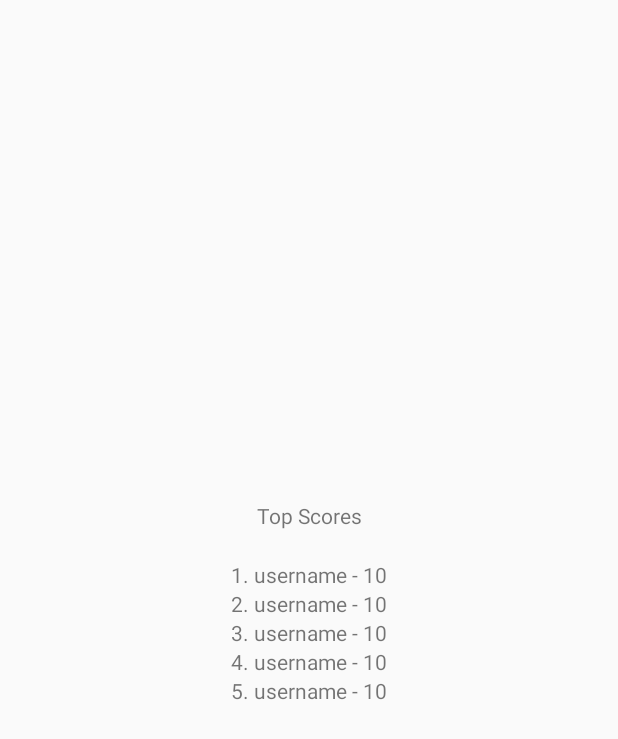
After one commit to codeWonderland/champlain-trivia, an Android app: the layout quiz_records.xml on its own in the app's theme, with its tools: preview values and no code run, on a phone screen of 412 x 824 dp. The commit adds this screen. Shown: the top 739 px of the screen. Run offline under Robolectric (Android 15) with nearby library versions, the phone set to English and light mode, and no system bars.

Commit message:
quiz records activity in place, just won't load

```diff
--- a/app/src/main/assets/quiz_results.json
+++ b/app/src/main/assets/quiz_results.json
@@ -1,4 +1,5 @@
-[
+{
+  "results": [
     {
       "name" : "Judy Wind",
       "score" : 7
@@ -16,3 +17,4 @@
       "score": 9
     }
   ]
+}
--- /dev/null
+++ b/app/src/main/res/layout/quiz_records.xml
@@ -0,0 +1,168 @@
+<?xml version="1.0" encoding="utf-8"?>
+<LinearLayout xmlns:android="http://schemas.android.com/apk/res/android"
+    android:orientation="vertical"
+    android:layout_width="match_parent"
+    android:layout_height="match_parent"
+    android:gravity="center">
+
+    <TextView
+        android:id="@+id/textView"
+        android:layout_width="match_parent"
+        android:layout_height="wrap_content"
+        android:textAlignment="center"
+        android:text="@string/top_scores" />
+
+    <LinearLayout
+        android:layout_width="wrap_content"
+        android:layout_height="wrap_content"
+        android:orientation="vertical"
+        android:layout_margin="20dp">
+
+        <LinearLayout
+            android:layout_height="wrap_content"
+            android:layout_width="match_parent"
+            android:orientation="horizontal">
+
+            <TextView
+                android:layout_width="wrap_content"
+                android:layout_height="wrap_content"
+                android:text="1. "/>
+
+            <TextView
+                android:id="@+id/username1"
+                android:layout_width="wrap_content"
+                android:layout_height="wrap_content"
+                android:text="username"/>
+
+            <TextView
+                android:layout_width="wrap_content"
+                android:layout_height="wrap_content"
+                android:text=" - "/>
+
+            <TextView
+                android:id="@+id/score1"
+                android:layout_width="wrap_content"
+                android:layout_height="wrap_content"
+                android:text="10"/>
+
+        </LinearLayout>
+
+        <LinearLayout
+            android:layout_height="wrap_content"
+            android:layout_width="match_parent"
+            android:orientation="horizontal">
+
+            <TextView
+                android:layout_width="wrap_content"
+                android:layout_height="wrap_content"
+                android:text="2. "/>
+
+            <TextView
+                android:id="@+id/username2"
+                android:layout_width="wrap_content"
+                android:layout_height="wrap_content"
+                android:text="username"/>
+
+            <TextView
+                android:layout_width="wrap_content"
+                android:layout_height="wrap_content"
+                android:text=" - "/>
+
+            <TextView
+                android:id="@+id/score2"
+                android:layout_width="wrap_content"
+                android:layout_height="wrap_content"
+                android:text="10"/>
+
+        </LinearLayout>
+
+        <LinearLayout
+            android:layout_height="wrap_content"
+            android:layout_width="match_parent"
+            android:orientation="horizontal">
+
+            <TextView
+                android:layout_width="wrap_content"
+                android:layout_height="wrap_content"
+                android:text="3. "/>
+
+            <TextView
+                android:id="@+id/username3"
+                android:layout_width="wrap_content"
+                android:layout_height="wrap_content"
+                android:text="username"/>
+
+            <TextView
+                android:layout_width="wrap_content"
+                android:layout_height="wrap_content"
+                android:text=" - "/>
+
+            <TextView
+                android:id="@+id/score3"
+                android:layout_width="wrap_content"
+                android:layout_height="wrap_content"
+                android:text="10"/>
+
+        </LinearLayout>
+
+        <LinearLayout
+            android:layout_height="wrap_content"
+            android:layout_width="match_parent"
+            android:orientation="horizontal">
+
+            <TextView
+                android:layout_width="wrap_content"
+                android:layout_height="wrap_content"
+                android:text="4. "/>
+
+            <TextView
+                android:id="@+id/username4"
+                android:layout_width="wrap_content"
+                android:layout_height="wrap_content"
+                android:text="username"/>
+
+            <TextView
+                android:layout_width="wrap_content"
+                android:layout_height="wrap_content"
+                android:text=" - "/>
+
+            <TextView
+                android:id="@+id/score4"
+                android:layout_width="wrap_content"
+                android:layout_height="wrap_content"
+                android:text="10"/>
+
+        </LinearLayout>
+
+        <LinearLayout
+            android:layout_height="wrap_content"
+            android:layout_width="match_parent"
+            android:orientation="horizontal">
+
+            <TextView
+                android:layout_width="wrap_content"
+                android:layout_height="wrap_content"
+                android:text="5. "/>
+
+            <TextView
+                android:id="@+id/username5"
+                android:layout_width="wrap_content"
+                android:layout_height="wrap_content"
+                android:text="username"/>
+
+            <TextView
+                android:layout_width="wrap_content"
+                android:layout_height="wrap_content"
+                android:text=" - "/>
+
+            <TextView
+                android:id="@+id/score5"
+                android:layout_width="wrap_content"
+                android:layout_height="wrap_content"
+                android:text="10"/>
+
+        </LinearLayout>
+
+    </LinearLayout>
+
+</LinearLayout>
--- a/app/src/main/res/values/strings.xml
+++ b/app/src/main/res/values/strings.xml
@@ -11,4 +11,5 @@
     <string name="hint">HINT</string>
     <string name="score_prompt">SCORE</string>
     <string name="get_name">give us a name for the scoreboard</string>
+    <string name="top_scores">Top Scores</string>
 </resources>
```
Also changed, not shown: app/src/main/java/us/cyosp/codewonderland/champlaintrivia/controller/QuizRecords.kt (+91 -3 lines), app/src/main/java/us/cyosp/codewonderland/champlaintrivia/controller/QuizResults.kt (+2 -13 lines). Lines whose indentation alone changed are shown as unchanged.
